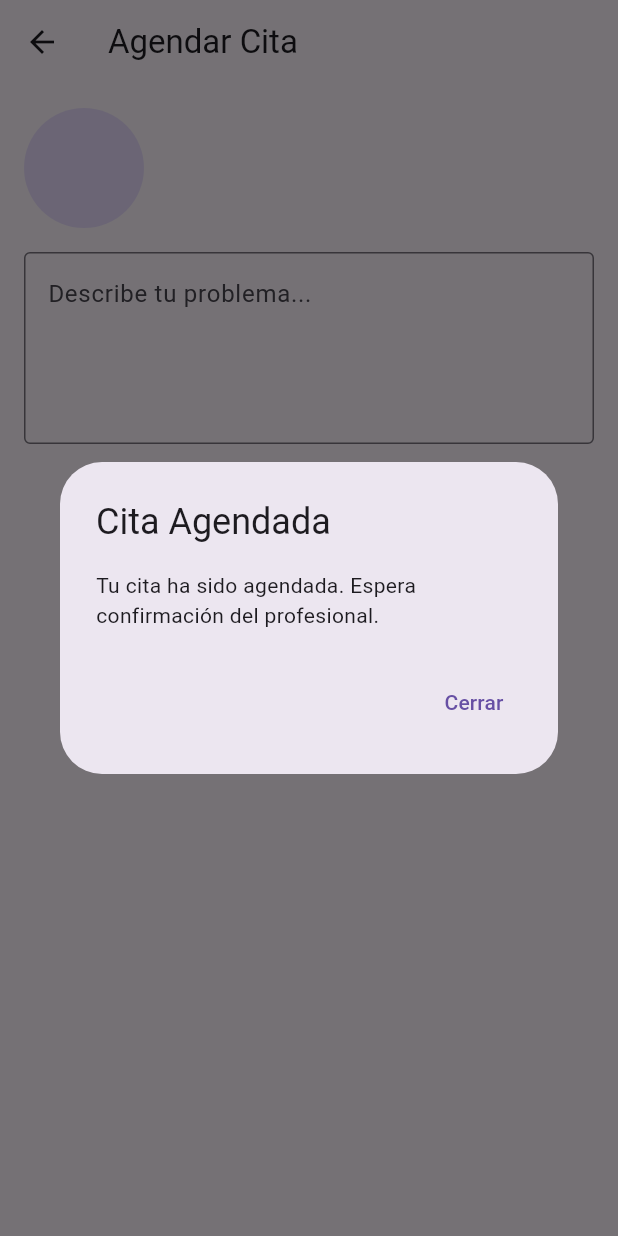
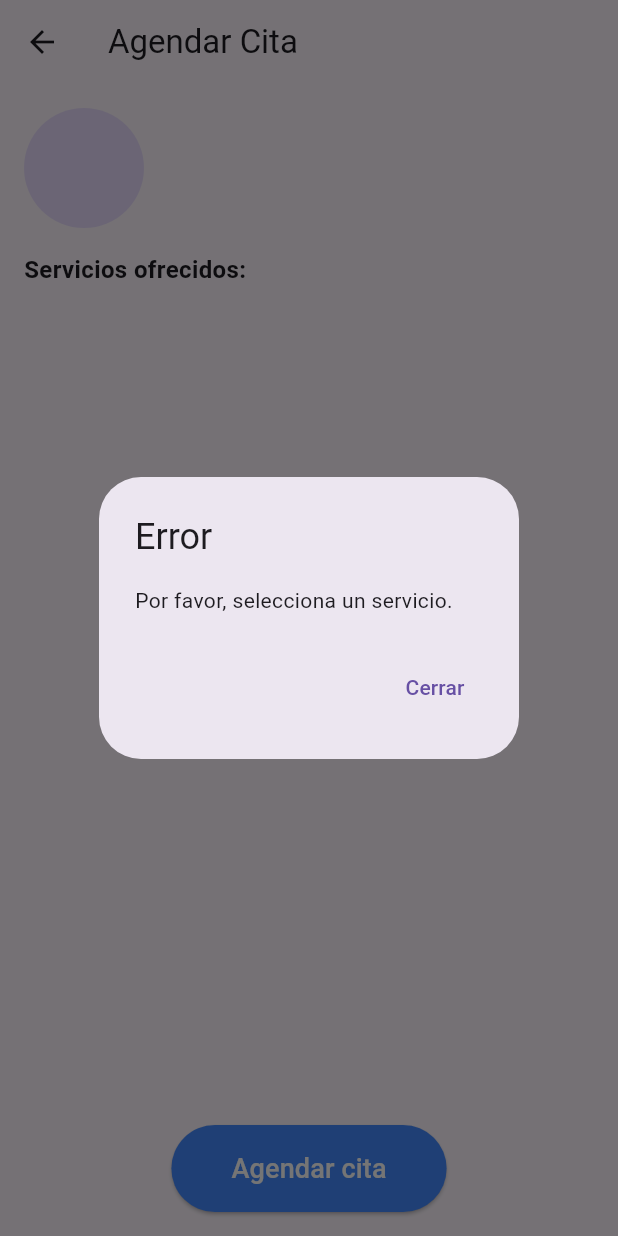
Before and after one commit to klaxx98/wakkyfirebase, a Flutter app: the ScheduleAppointmentScreen screen opened directly with empty values, after a tap on "Agendar cita", on a phone screen of 412 x 824 dp. Run offline on Flutter 3.47's test engine with Material 3 defaults, Android fonts, the phone set to English and light mode, and no system bars; our stand-ins replace cloud_firestore, firebase_auth, firebase_core; accounts and stored records are empty.

Commit message:
Lista de servicios ofrecidos

```diff
--- a/lib/screens/schedule_appointment_screen.dart
+++ b/lib/screens/schedule_appointment_screen.dart
@@ -3,7 +3,7 @@ import 'package:cloud_firestore/cloud_firestore.dart';
 import 'package:firebase_auth/firebase_auth.dart';
 
 /*
-* PANTALLA DE AGENDAR CITA
+* PANTALLA DE AGENDAR CITA CON SERVICIOS
 */
 
 class ScheduleAppointmentScreen extends StatefulWidget {
@@ -22,19 +22,84 @@ class ScheduleAppointmentScreen extends StatefulWidget {
 }
 
 class _ScheduleAppointmentScreenState extends State<ScheduleAppointmentScreen> {
-  TextEditingController problemController = TextEditingController();
+  List<Map<String, dynamic>> _services = []; // Lista de servicios del profesional
+  String? _selectedService; // Servicio seleccionado por el usuario
+  bool _isLoading = false;
 
-  void scheduleAppointment() async {
-    // Obtener el usuario autenticado
+  @override
+  void initState() {
+    super.initState();
+    _loadProfessionalServices(); // Cargar los servicios del profesional
+  }
+
+  // Cargar los servicios del profesional desde Firestore
+  Future<void> _loadProfessionalServices() async {
+    try {
+      // Obtener el documento del profesional
+      QuerySnapshot snapshot = await FirebaseFirestore.instance
+          .collection('professionals')
+          .where('mail', isEqualTo: widget.proEmail)
+          .limit(1)
+          .get();
+
+      if (snapshot.docs.isNotEmpty) {
+        var professionalData = snapshot.docs.first.data() as Map<String, dynamic>;
+        if (professionalData.containsKey('services')) {
+          setState(() {
+            _services = List<Map<String, dynamic>>.from(professionalData['services']);
+          });
+        }
+      }
+    } catch (e) {
+      print("Error al cargar los servicios: $e");
+    }
+  }
+
+  // Agendar la cita con el servicio seleccionado
+  void _scheduleAppointment() async {
+    if (_selectedService == null) {
+      _showErrorDialog('Por favor, selecciona un servicio.');
+      return;
+    }
+
+    setState(() {
+      _isLoading = true;
+    });
+
+    try {
       User? user = FirebaseAuth.instance.currentUser;
 
       if (user == null) {
-      // Si no hay usuario autenticado, mostrar alerta
+        _showErrorDialog('Debes iniciar sesión para agendar una cita.');
+        return;
+      }
+
+      // Guardar la cita en Firestore
+      await FirebaseFirestore.instance.collection('appointments').add({
+        'usermail': user.email, // Correo del usuario
+        'promail': widget.proEmail, // Correo del profesional
+        'problem': _selectedService, // Servicio seleccionado
+        'timestamp': FieldValue.serverTimestamp(), // Fecha de la cita
+      });
+
+      // Mostrar mensaje de confirmación
+      _showSuccessDialog('Tu cita ha sido agendada. Espera confirmación del profesional.');
+    } catch (e) {
+      _showErrorDialog('Ocurrió un error al agendar la cita. Inténtalo de nuevo.');
+    } finally {
+      setState(() {
+        _isLoading = false;
+      });
+    }
+  }
+
+  // Mostrar un diálogo de error
+  void _showErrorDialog(String message) {
     showDialog(
       context: context,
       builder: (context) => AlertDialog(
         title: Text('Error'),
-          content: Text('Debes iniciar sesión para agendar una cita.'),
+        content: Text(message),
         actions: [
           TextButton(
             onPressed: () => Navigator.of(context).pop(),
@@ -43,26 +108,21 @@ class _ScheduleAppointmentScreenState extends State<ScheduleAppointmentScreen> {
         ],
       ),
     );
-      return;
   }
 
-    // Guardar la cita en Firestore
-    await FirebaseFirestore.instance.collection('appointments').add({
-      'usermail': user.email, // Guardamos el correo del usuario logueado
-      'promail': widget.proEmail, // Guardamos el correo del profesional
-      'problem': problemController.text, // Descripción del problema
-      'timestamp': FieldValue.serverTimestamp(), // Fecha de la cita
-    });
-
-    // Mostrar mensaje de confirmación
+  // Mostrar un diálogo de éxito
+  void _showSuccessDialog(String message) {
     showDialog(
       context: context,
       builder: (context) => AlertDialog(
         title: Text('Cita Agendada'),
-        content: Text('Tu cita ha sido agendada. Espera confirmación del profesional.'),
+        content: Text(message),
         actions: [
           TextButton(
-            onPressed: () => Navigator.of(context).pop(),
+            onPressed: () {
+              Navigator.of(context).pop();
+              Navigator.of(context).pop(); // Cerrar la pantalla de agendar cita
+            },
             child: Text('Cerrar'),
           ),
         ],
@@ -79,30 +139,68 @@ class _ScheduleAppointmentScreenState extends State<ScheduleAppointmentScreen> {
         child: Column(
           crossAxisAlignment: CrossAxisAlignment.start,
           children: [
+            // Información del profesional
             Row(
               children: [
                 CircleAvatar(radius: 40, backgroundImage: AssetImage(widget.imagePath)),
                 SizedBox(width: 16),
                 Expanded(
-                  child: Text(widget.proName, style: TextStyle(fontSize: 20, fontWeight: FontWeight.bold)),
+                  child: Text(
+                    widget.proName,
+                    style: TextStyle(fontSize: 20, fontWeight: FontWeight.bold),
+                  ),
                 ),
               ],
             ),
             SizedBox(height: 16),
-            TextField(
-              controller: problemController,
-              decoration: InputDecoration(
-                border: OutlineInputBorder(),
-                hintText: 'Describe tu problema...',
+
+            // Lista de servicios
+            Text(
+              'Servicios ofrecidos:',
+              style: TextStyle(fontSize: 16, fontWeight: FontWeight.bold),
             ),
-              maxLines: 4,
+            SizedBox(height: 8),
+            Expanded(
+              child: _services.isEmpty
+                  ? Center(child: Text('No hay servicios disponibles.'))
+                  : ListView.builder(
+                      itemCount: _services.length,
+                      itemBuilder: (context, index) {
+                        final service = _services[index];
+                        return Card(
+                          margin: EdgeInsets.symmetric(vertical: 4),
+                          child: ListTile(
+                            title: Text(service['service'] ?? 'Servicio no especificado'),
+                            subtitle: Text('\$${service['price']?.toStringAsFixed(2) ?? '0.00'}'),
+                            trailing: Radio<String>(
+                              value: service['service'],
+                              groupValue: _selectedService,
+                              onChanged: (value) {
+                                setState(() {
+                                  _selectedService = value;
+                                });
+                              },
                             ),
-            SizedBox(height: 16),
+                          ),
+                        );
+                      },
+                    ),
+            ),
+
+            // Botón para agendar la cita
             Center(
               child: ElevatedButton(
-                onPressed: scheduleAppointment,
-                style: ElevatedButton.styleFrom(padding: EdgeInsets.symmetric(horizontal: 40, vertical: 16)),
-                child: Text('Agendar cita', style: TextStyle(fontSize: 18, color: Colors.blueAccent)),
+                onPressed: _isLoading ? null : _scheduleAppointment,
+                style: ElevatedButton.styleFrom(
+                  padding: EdgeInsets.symmetric(horizontal: 40, vertical: 16),
+                  backgroundColor: Colors.blueAccent,
+                ),
+                child: _isLoading
+                    ? CircularProgressIndicator(color: Colors.white)
+                    : Text(
+                        'Agendar cita',
+                        style: TextStyle(fontSize: 18, color: Colors.white),
+                      ),
               ),
             ),
           ],
```
Lines whose indentation alone changed are shown as unchanged.
